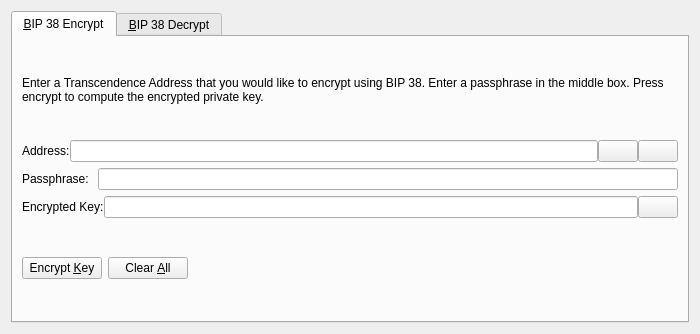
First picture: the form in src/qt/forms/bip38tooldialog.ui, repository phoenixkonsole/transcendence, before the edit.
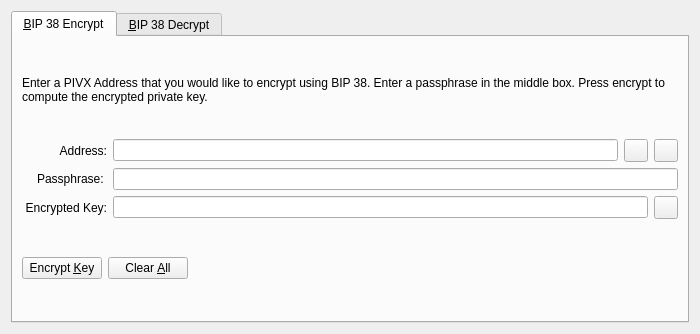
Second picture: the form after the edit. The open tabs and pages were chosen to show the change. Icons and pictures are not drawn. Custom widgets are drawn as their Qt base class.

The edit to the form file:
```diff
--- a/src/qt/forms/bip38tooldialog.ui
+++ b/src/qt/forms/bip38tooldialog.ui
@@ -30,7 +30,7 @@
        <item>
         <widget class="QLabel" name="infoLabel_ENC">
          <property name="text">
-          <string>Enter a Transcendence Address that you would like to encrypt using BIP 38. Enter a passphrase in the middle box. Press encrypt to compute the encrypted private key.</string>
+          <string>Enter a PIVX Address that you would like to encrypt using BIP 38. Enter a passphrase in the middle box. Press encrypt to compute the encrypted private key.</string>
          </property>
          <property name="textFormat">
           <enum>Qt::PlainText</enum>
@@ -42,11 +42,17 @@
        </item>
        <item>
         <layout class="QHBoxLayout" name="horizontalLayout_1_ENC">
-         <property name="spacing">
-          <number>0</number>
-         </property>
          <item>
           <widget class="QLabel" name="label_5">
+           <property name="alignment">
+            <set>Qt::AlignRight|Qt::AlignTrailing|Qt::AlignVCenter</set>
+           </property>
+           <property name="minimumSize">
+            <size>
+             <width>85</width>
+             <height>0</height>
+            </size>
+           </property>
            <property name="text">
             <string>Address:</string>
            </property>
@@ -60,7 +66,7 @@
           </widget>
          </item>
          <item>
-          <widget class="QPushButton" name="addressBookButton_ENC">
+          <widget class="QToolButton" name="addressBookButton_ENC">
            <property name="toolTip">
             <string>Choose previously used address</string>
            </property>
@@ -74,13 +80,10 @@
            <property name="shortcut">
             <string>Alt+A</string>
            </property>
-           <property name="autoDefault">
-            <bool>false</bool>
-           </property>
           </widget>
          </item>
          <item>
-          <widget class="QPushButton" name="pasteButton_ENC">
+          <widget class="QToolButton" name="pasteButton_ENC">
            <property name="toolTip">
             <string>Paste address from clipboard</string>
            </property>
@@ -94,9 +97,6 @@
            <property name="shortcut">
             <string>Alt+P</string>
            </property>
-           <property name="autoDefault">
-            <bool>false</bool>
-           </property>
           </widget>
          </item>
         </layout>
@@ -105,6 +105,15 @@
         <layout class="QHBoxLayout" name="horizontalLayout_5">
          <item>
           <widget class="QLabel" name="label_6">
+           <property name="alignment">
+            <set>Qt::AlignRight|Qt::AlignTrailing|Qt::AlignVCenter</set>
+           </property>
+           <property name="minimumSize">
+            <size>
+             <width>85</width>
+             <height>0</height>
+            </size>
+           </property>
            <property name="text">
             <string>Passphrase: </string>
            </property>
@@ -121,11 +130,17 @@
        </item>
        <item>
         <layout class="QHBoxLayout" name="horizontalLayout_2_ENC">
-         <property name="spacing">
-          <number>0</number>
-         </property>
          <item>
           <widget class="QLabel" name="encryptedKeyLabel_ENC">
+           <property name="alignment">
+            <set>Qt::AlignRight|Qt::AlignTrailing|Qt::AlignVCenter</set>
+           </property>
+           <property name="minimumSize">
+            <size>
+             <width>85</width>
+             <height>0</height>
+            </size>
+           </property>
            <property name="text">
             <string>Encrypted Key:</string>
            </property>
@@ -147,7 +162,7 @@
           </widget>
          </item>
          <item>
-          <widget class="QPushButton" name="copyKeyButton_ENC">
+          <widget class="QToolButton" name="copyKeyButton_ENC">
            <property name="toolTip">
             <string>Copy the current signature to the system clipboard</string>
            </property>
@@ -158,9 +173,6 @@
             <iconset resource="../transcendence.qrc">
              <normaloff>:/icons/editcopy</normaloff>:/icons/editcopy</iconset>
            </property>
-           <property name="autoDefault">
-            <bool>false</bool>
-           </property>
           </widget>
          </item>
         </layout>
```
Left out of the diff: 66 changed lines with no effect on the pictures.
